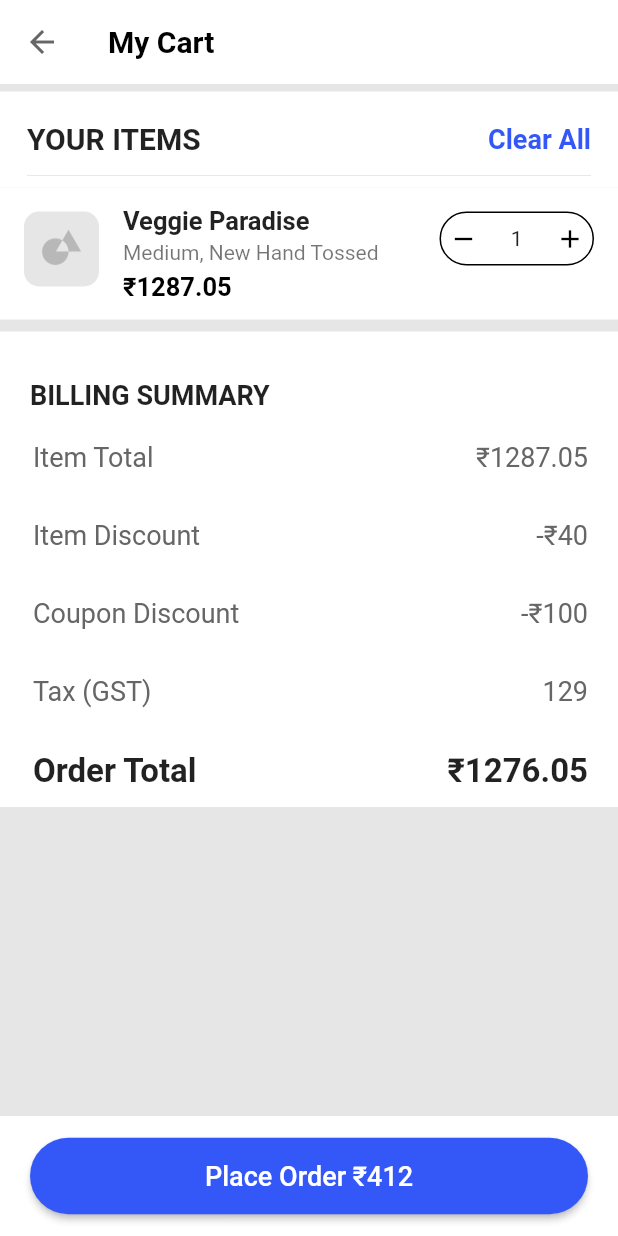
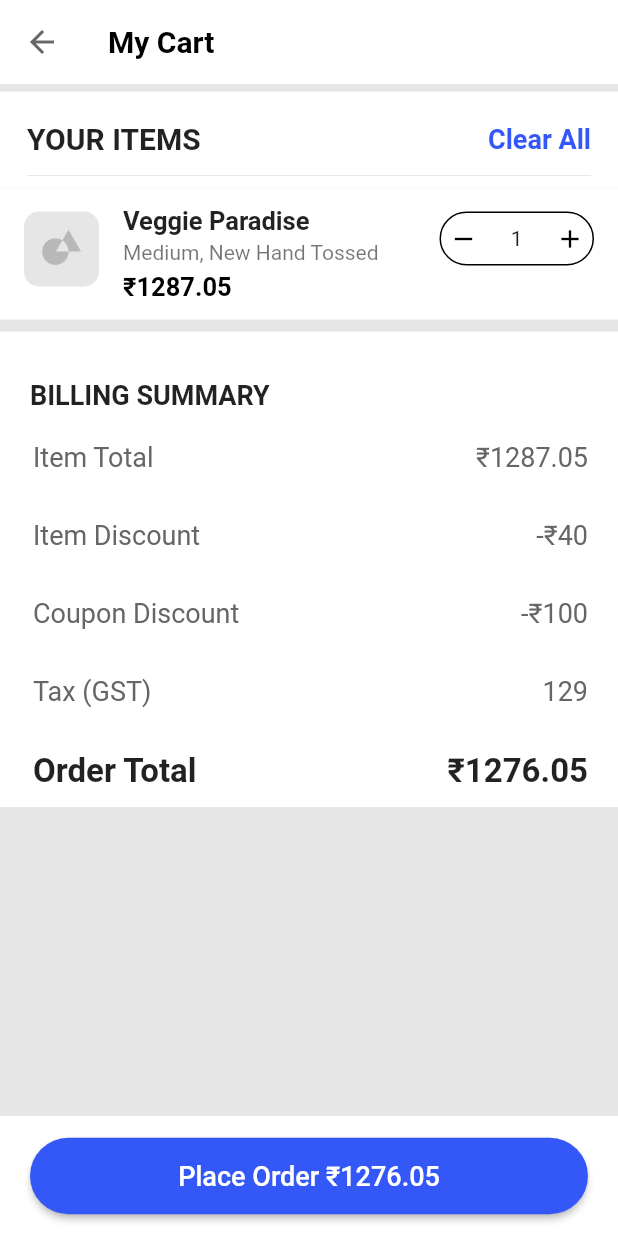
Before and after one commit to abhinand02/shopping-App, a Flutter app: the screen it shows after launch, after a tap on "Add", after a tap on "View Cart", on a phone screen of 412 x 824 dp. Run offline on Flutter 3.47's test engine with Material 2 defaults, Android fonts, the light colour scheme and no system bars; our stand-ins replace bloc, flutter_bloc, freezed_annotation, iconsax.

Commit message:
checkout button update

```diff
--- a/lib/Presentation/Cart/widgets/place_order_button.dart
+++ b/lib/Presentation/Cart/widgets/place_order_button.dart
@@ -12,6 +12,8 @@ class PlaceOrderButton extends StatelessWidget {
   Widget build(BuildContext context) {
     return BlocBuilder<HomeBloc, HomeState>(
       builder: (context, state) {
+        final amount = (state.itemcount.reduce((a, b) => a+b) * 1287.05).toStringAsFixed(2);
+          final gst = (double.parse(amount) * .1).round();
         if (state.itemcount.reduce((a, b) => a+b)== 0) {
           return Container(height: .1,);
         }
@@ -29,9 +31,8 @@ class PlaceOrderButton extends StatelessWidget {
                       shape: const StadiumBorder(),
                       backgroundColor: blueColor,
                       padding: const EdgeInsets.symmetric(vertical: 15)),
-                  child: const Text(
-                    'Place Order ₹412',
-                    style: TextStyle(
+                  child: Text('Place Order ₹${(double.parse(amount) + gst - 100 - 40).toString()}',
+                    style: const TextStyle(
                       fontSize: 18,
                     ),
                   ),
```
